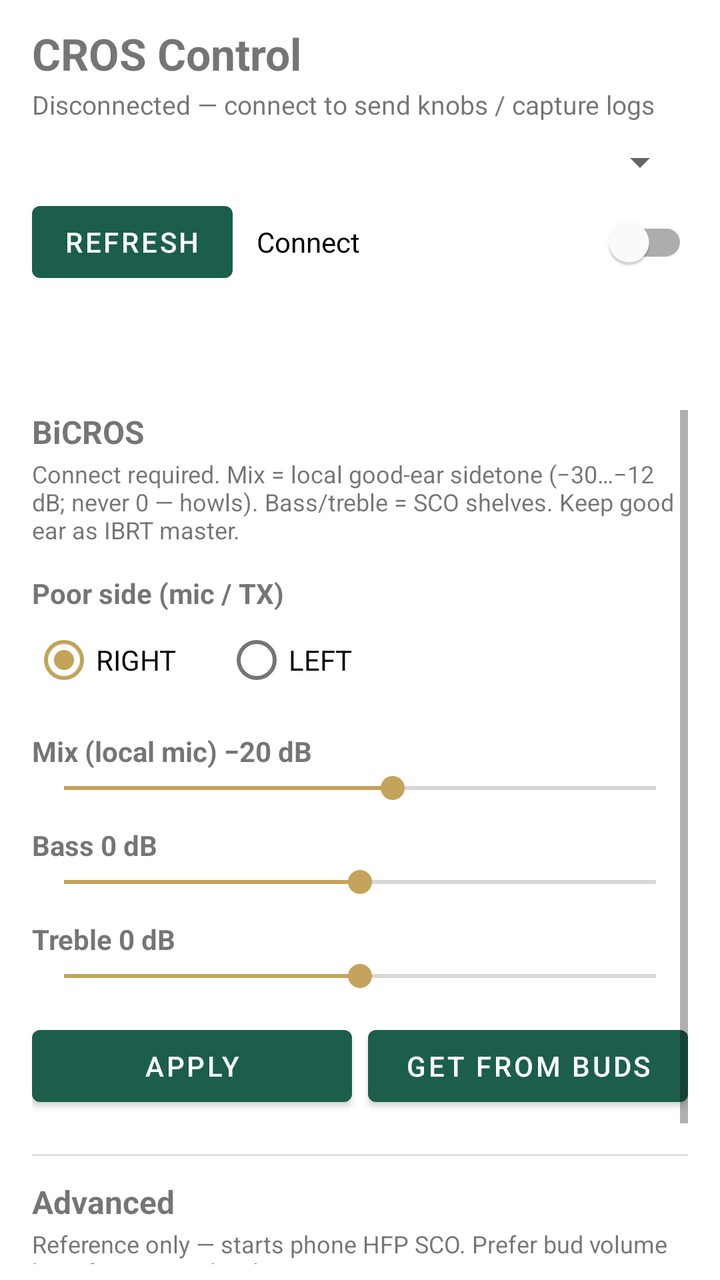
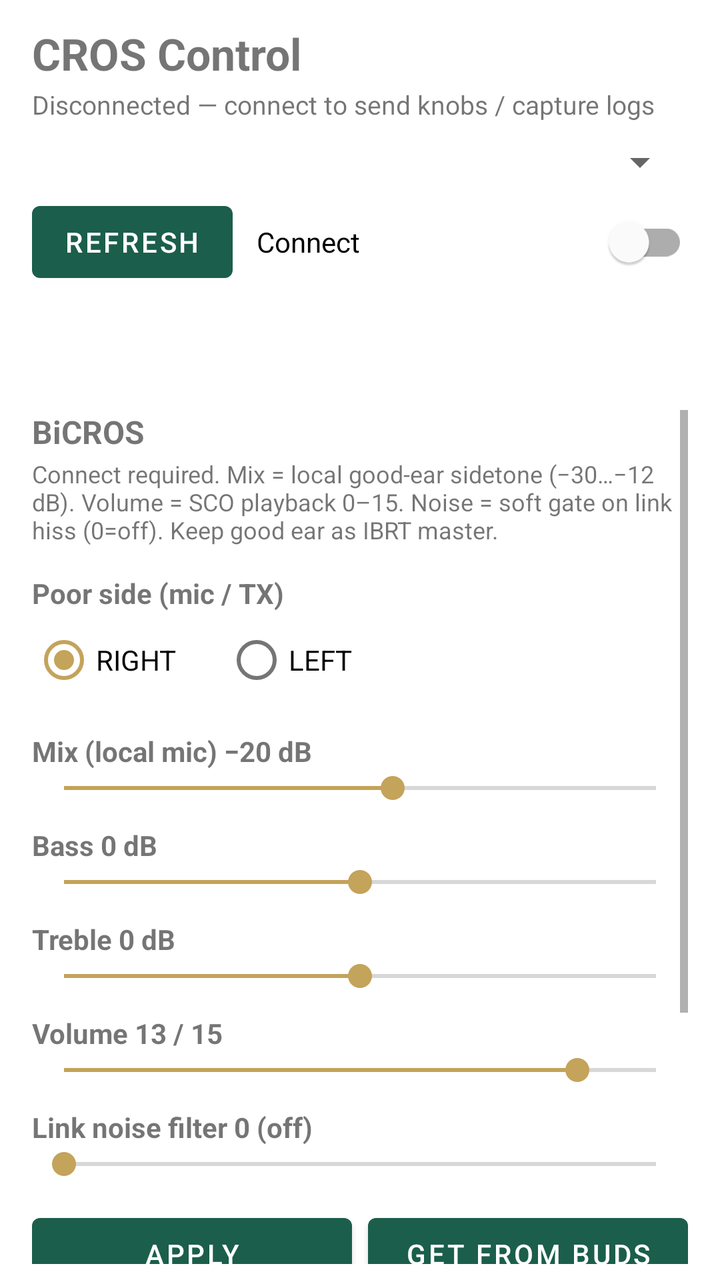

An Android layout rendered at two revisions. The XML below is the earlier revision; the diff shows what the commit changed to produce the second picture.
<!-- AndroidManifest.xml: application theme Theme.CrosLog -->
<!-- res/layout/activity_main.xml -->
<?xml version="1.0" encoding="utf-8"?>
<LinearLayout xmlns:android="http://schemas.android.com/apk/res/android"
    xmlns:app="http://schemas.android.com/apk/res-auto"
    android:layout_width="match_parent"
    android:layout_height="match_parent"
    android:orientation="vertical"
    android:paddingHorizontal="16dp"
    android:paddingTop="12dp"
    android:paddingBottom="8dp">

    
    <TextView
        android:id="@+id/titleText"
        android:layout_width="match_parent"
        android:layout_height="wrap_content"
        android:text="@string/app_name"
        android:textSize="22sp"
        android:textStyle="bold" />

    <TextView
        android:id="@+id/statusText"
        android:layout_width="match_parent"
        android:layout_height="wrap_content"
        android:layout_marginTop="2dp"
        android:text="@string/status_idle"
        android:textSize="13sp" />

    <Spinner
        android:id="@+id/deviceSpinner"
        android:layout_width="match_parent"
        android:layout_height="wrap_content"
        android:layout_marginTop="8dp" />

    <LinearLayout
        android:layout_width="match_parent"
        android:layout_height="wrap_content"
        android:layout_marginTop="4dp"
        android:gravity="center_vertical"
        android:orientation="horizontal">

        <Button
            android:id="@+id/refreshButton"
            android:layout_width="wrap_content"
            android:layout_height="wrap_content"
            android:text="@string/refresh" />

        <com.google.android.material.switchmaterial.SwitchMaterial
            android:id="@+id/loggingSwitch"
            android:layout_width="0dp"
            android:layout_height="wrap_content"
            android:layout_marginStart="12dp"
            android:layout_weight="1"
            android:checked="false"
            android:text="@string/logging_toggle" />
    </LinearLayout>

    <com.google.android.material.tabs.TabLayout
        android:id="@+id/tabLayout"
        android:layout_width="match_parent"
        android:layout_height="wrap_content"
        android:layout_marginTop="8dp"
        app:tabGravity="fill"
        app:tabMode="fixed"
        app:tabIndicatorFullWidth="true" />

    <FrameLayout
        android:layout_width="match_parent"
        android:layout_height="0dp"
        android:layout_marginTop="4dp"
        android:layout_weight="1">

        
        <ScrollView
            android:id="@+id/controlsPanel"
            android:layout_width="match_parent"
            android:layout_height="match_parent"
            android:fillViewport="true">

            <LinearLayout
                android:layout_width="match_parent"
                android:layout_height="wrap_content"
                android:orientation="vertical"
                android:paddingBottom="16dp">

                <TextView
                    android:layout_width="match_parent"
                    android:layout_height="wrap_content"
                    android:text="@string/knobs_title"
                    android:textSize="16sp"
                    android:textStyle="bold" />

                <TextView
                    android:layout_width="match_parent"
                    android:layout_height="wrap_content"
                    android:layout_marginTop="2dp"
                    android:text="@string/knobs_hint"
                    android:textSize="12sp" />

                <TextView
                    android:layout_width="match_parent"
                    android:layout_height="wrap_content"
                    android:layout_marginTop="14dp"
                    android:text="@string/poor_side_label"
                    android:textStyle="bold" />

                <RadioGroup
                    android:id="@+id/poorSideGroup"
                    android:layout_width="match_parent"
                    android:layout_height="wrap_content"
                    android:orientation="horizontal">

                    <RadioButton
                        android:id="@+id/poorRight"
                        android:layout_width="wrap_content"
                        android:layout_height="wrap_content"
                        android:checked="true"
                        android:text="@string/poor_right" />

                    <RadioButton
                        android:id="@+id/poorLeft"
                        android:layout_width="wrap_content"
                        android:layout_height="wrap_content"
                        android:layout_marginStart="24dp"
                        android:text="@string/poor_left" />
                </RadioGroup>

                <TextView
                    android:id="@+id/mixLabel"
                    android:layout_width="match_parent"
                    android:layout_height="wrap_content"
                    android:layout_marginTop="12dp"
                    android:text="@string/mix_label"
                    android:textStyle="bold" />

                    <SeekBar
                        android:id="@+id/mixSeek"
                        android:layout_width="match_parent"
                        android:layout_height="wrap_content"
                        android:max="9"
                        android:progress="5" />

                <TextView
                    android:id="@+id/bassLabel"
                    android:layout_width="match_parent"
                    android:layout_height="wrap_content"
                    android:layout_marginTop="10dp"
                    android:text="@string/bass_label"
                    android:textStyle="bold" />

                <SeekBar
                    android:id="@+id/bassSeek"
                    android:layout_width="match_parent"
                    android:layout_height="wrap_content"
                    android:max="12"
                    android:progress="6" />

                <TextView
                    android:id="@+id/trebleLabel"
                    android:layout_width="match_parent"
                    android:layout_height="wrap_content"
                    android:layout_marginTop="10dp"
                    android:text="@string/treble_label"
                    android:textStyle="bold" />

                <SeekBar
                    android:id="@+id/trebleSeek"
                    android:layout_width="match_parent"
                    android:layout_height="wrap_content"
                    android:max="12"
                    android:progress="6" />

                <LinearLayout
                    android:layout_width="match_parent"
                    android:layout_height="wrap_content"
                    android:layout_marginTop="12dp"
                    android:orientation="horizontal">

                    <Button
                        android:id="@+id/applyCfgButton"
                        android:layout_width="0dp"
                        android:layout_height="wrap_content"
                        android:layout_weight="1"
                        android:text="@string/apply_cfg" />

                    <Button
                        android:id="@+id/getCfgButton"
                        android:layout_width="0dp"
                        android:layout_height="wrap_content"
                        android:layout_marginStart="8dp"
                        android:layout_weight="1"
                        android:text="@string/get_cfg" />
                </LinearLayout>

                <View
                    android:layout_width="match_parent"
                    android:layout_height="1dp"
                    android:layout_marginTop="20dp"
                    android:layout_marginBottom="12dp"
                    android:background="?android:attr/listDivider" />

                <TextView
                    android:layout_width="match_parent"
                    android:layout_height="wrap_content"
                    android:text="@string/advanced_title"
                    android:textSize="16sp"
                    android:textStyle="bold" />

                <TextView
                    android:layout_width="match_parent"
                    android:layout_height="wrap_content"
                    android:layout_marginTop="2dp"
                    android:text="@string/sco_hint"
                    android:textSize="12sp" />

                <Button
                    android:id="@+id/scoButton"
                    android:layout_width="wrap_content"
                    android:layout_height="wrap_content"
                    android:layout_marginTop="8dp"
                    android:text="@string/sco_start" />
            </LinearLayout>
        </ScrollView>

        
        <LinearLayout
            android:id="@+id/logsPanel"
            android:layout_width="match_parent"
            android:layout_height="match_parent"
            android:orientation="vertical"
            android:visibility="gone">

            <LinearLayout
                android:layout_width="match_parent"
                android:layout_height="wrap_content"
                android:gravity="center_vertical"
                android:orientation="horizontal">

                <TextView
                    android:id="@+id/logCountText"
                    android:layout_width="0dp"
                    android:layout_height="wrap_content"
                    android:layout_weight="1"
                    android:text="@string/log_count_zero"
                    android:textSize="12sp" />

                <Button
                    android:id="@+id/shareButton"
                    android:layout_width="wrap_content"
                    android:layout_height="wrap_content"
                    android:text="@string/share" />

                <Button
                    android:id="@+id/clearButton"
                    android:layout_width="wrap_content"
                    android:layout_height="wrap_content"
                    android:layout_marginStart="8dp"
                    android:text="@string/clear" />
            </LinearLayout>

            <ScrollView
                android:id="@+id/logScroll"
                android:layout_width="match_parent"
                android:layout_height="0dp"
                android:layout_marginTop="6dp"
                android:layout_weight="1"
                android:background="#111111"
                android:fillViewport="true"
                android:padding="8dp">

                <TextView
                    android:id="@+id/logView"
                    android:layout_width="match_parent"
                    android:layout_height="wrap_content"
                    android:fontFamily="monospace"
                    android:textColor="#B8F0C8"
                    android:textIsSelectable="true"
                    android:textSize="11sp" />
            </ScrollView>
        </LinearLayout>
    </FrameLayout>
</LinearLayout>
<!-- resources referenced by this layout -->
<resources>
  <string name="advanced_title">Advanced</string>
  <string name="app_name">CROS Control</string>
  <string name="apply_cfg">Apply</string>
  <string name="bass_label">Bass 0 dB</string>
  <string name="clear">Clear</string>
  <string name="get_cfg">Get from buds</string>
  <string name="knobs_hint">Connect required. Mix = local good-ear sidetone (−30…−12 dB; never 0 — howls). Bass/treble = SCO shelves. Keep good ear as IBRT master.</string>
  <string name="knobs_title">BiCROS</string>
  <string name="log_count_zero">0 lines</string>
  <string name="logging_toggle">Connect</string>
  <string name="mix_label">Mix (local mic) −20 dB</string>
  <string name="poor_left">LEFT</string>
  <string name="poor_right">RIGHT</string>
  <string name="poor_side_label">Poor side (mic / TX)</string>
  <string name="refresh">Refresh</string>
  <string name="sco_hint">Reference only — starts phone HFP SCO. Prefer bud volume keys for BiCROS level.</string>
  <string name="sco_start">Phone SCO on</string>
  <string name="share">Share</string>
  <string name="status_idle">Disconnected — connect to send knobs / capture logs</string>
  <string name="treble_label">Treble 0 dB</string>
  <style name="Theme.CrosLog" parent="Theme.MaterialComponents.DayNight.DarkActionBar">
          <item name="colorPrimary">#1B5E4B</item>
          <item name="colorPrimaryVariant">#0F3D31</item>
          <item name="colorOnPrimary">#FFFFFF</item>
          <item name="colorSecondary">#C4A35A</item>
          <item name="android:statusBarColor">#0F3D31</item>
      </style>
</resources>

<!-- the commit's change to res/layout/activity_main.xml (unified diff, before → after) -->
@@ -169,6 +169,36 @@
                     android:max="12"
                     android:progress="6" />
 
+                <TextView
+                    android:id="@+id/volLabel"
+                    android:layout_width="match_parent"
+                    android:layout_height="wrap_content"
+                    android:layout_marginTop="10dp"
+                    android:text="@string/vol_label"
+                    android:textStyle="bold" />
+
+                <SeekBar
+                    android:id="@+id/volSeek"
+                    android:layout_width="match_parent"
+                    android:layout_height="wrap_content"
+                    android:max="15"
+                    android:progress="13" />
+
+                <TextView
+                    android:id="@+id/noiseLabel"
+                    android:layout_width="match_parent"
+                    android:layout_height="wrap_content"
+                    android:layout_marginTop="10dp"
+                    android:text="@string/noise_label"
+                    android:textStyle="bold" />
+
+                <SeekBar
+                    android:id="@+id/noiseSeek"
+                    android:layout_width="match_parent"
+                    android:layout_height="wrap_content"
+                    android:max="5"
+                    android:progress="0" />
+
                 <LinearLayout
                     android:layout_width="match_parent"
                     android:layout_height="wrap_content"
<!-- resource entries referenced after the edit -->
@@ -6,20 +6,22 @@
   <string name="bass_label">Bass 0 dB</string>
   <string name="clear">Clear</string>
   <string name="get_cfg">Get from buds</string>
-  <string name="knobs_hint">Connect required. Mix = local good-ear sidetone (−30…−12 dB; never 0 — howls). Bass/treble = SCO shelves. Keep good ear as IBRT master.</string>
+  <string name="knobs_hint">Connect required. Mix = local good-ear sidetone (−30…−12 dB). Volume = SCO playback 0–15. Noise = soft gate on link hiss (0=off). Keep good ear as IBRT master.</string>
   <string name="knobs_title">BiCROS</string>
   <string name="log_count_zero">0 lines</string>
   <string name="logging_toggle">Connect</string>
   <string name="mix_label">Mix (local mic) −20 dB</string>
+  <string name="noise_label">Link noise filter 0 (off)</string>
   <string name="poor_left">LEFT</string>
   <string name="poor_right">RIGHT</string>
   <string name="poor_side_label">Poor side (mic / TX)</string>
   <string name="refresh">Refresh</string>
-  <string name="sco_hint">Reference only — starts phone HFP SCO. Prefer bud volume keys for BiCROS level.</string>
+  <string name="sco_hint">Reference only — starts phone HFP SCO. BiCROS level is the Volume slider (or bud keys).</string>
   <string name="sco_start">Phone SCO on</string>
   <string name="share">Share</string>
   <string name="status_idle">Disconnected — connect to send knobs / capture logs</string>
   <string name="treble_label">Treble 0 dB</string>
+  <string name="vol_label">Volume 13 / 15</string>
   <style name="Theme.CrosLog" parent="Theme.MaterialComponents.DayNight.DarkActionBar">
           <item name="colorPrimary">#1B5E4B</item>
           <item name="colorPrimaryVariant">#0F3D31</item>
